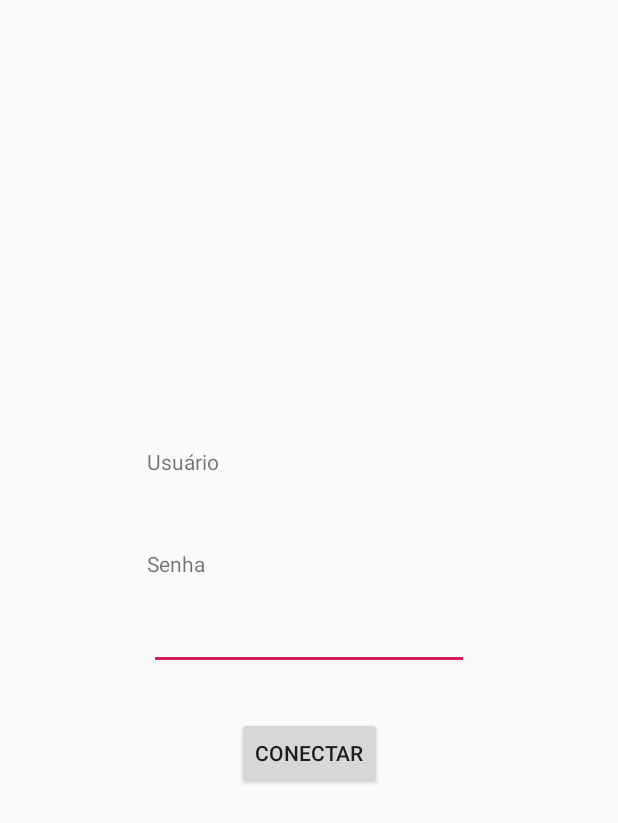
After one commit to Angelin01/Oficinas-3, an Android app: the layout fragment_spotify_connect.xml on its own in the app's theme, with its tools: preview values and no code run, on a phone screen of 412 x 824 dp. The commit adds this screen. Shown: the top 823 px of the screen. Run offline under Robolectric (Android 15) with nearby library versions, the phone set to English and light mode, and no system bars.

Commit message:
Tentando me entender com o Android Studio - criei um botão na tela de Spotify

```diff
--- a/TesseractApp/app/src/main/java/com/tesseract/SpotifyFragment.kt
+++ b/TesseractApp/app/src/main/java/com/tesseract/SpotifyFragment.kt
@@ -3,6 +3,7 @@ package com.tesseract
 import android.os.Bundle
 import android.support.v4.app.Fragment
 import android.view.LayoutInflater
+import android.widget.Button
 import android.view.View
 import android.view.ViewGroup
 
@@ -11,8 +12,15 @@ class SpotifyFragment : Fragment() {
     override fun onCreateView(inflater: LayoutInflater, container: ViewGroup?,
                               savedInstanceState: Bundle?): View? {
         // Inflate the layout for this fragment
-        return inflater.inflate(R.layout.fragment_spotify, container, false)
+        val view: View = inflater.inflate(R.layout.fragment_spotify, container, false)
+        configureButtonConnect(view)
+        return view
     }
 
+    private fun configureButtonConnect(view: View) {
+        val buttonConnectWifi: Button = view.findViewById(R.id.buttonSpotifyConnect)
+        buttonConnectWifi.setOnClickListener {
 
+        }
+    }
 }
--- a/TesseractApp/app/src/main/res/layout/fragment_spotify.xml
+++ b/TesseractApp/app/src/main/res/layout/fragment_spotify.xml
@@ -5,10 +5,17 @@
     android:layout_height="match_parent"
     tools:context=".SpotifyFragment">
 
-    <!-- TODO: Update blank fragment layout -->
     <TextView
         android:layout_width="match_parent"
         android:layout_height="match_parent"
         android:text="Spotify" />
 
+    <Button
+        android:id="@+id/buttonSpotifyConnect"
+        android:layout_width="wrap_content"
+        android:layout_height="wrap_content"
+        android:layout_marginTop="200dp"
+        android:layout_marginStart="100dp"
+        android:text="Conectar ao Spotify"  />
+
 </FrameLayout>
--- /dev/null
+++ b/TesseractApp/app/src/main/res/layout/fragment_spotify_connect.xml
@@ -0,0 +1,79 @@
+<?xml version="1.0" encoding="utf-8"?>
+<FrameLayout xmlns:android="http://schemas.android.com/apk/res/android"
+    xmlns:app="http://schemas.android.com/apk/res-auto"
+    xmlns:tools="http://schemas.android.com/tools"
+    android:layout_width="match_parent"
+    android:layout_height="match_parent"
+    tools:context=".wifi.WifiConnect">
+
+    <android.support.constraint.ConstraintLayout
+        android:layout_width="match_parent"
+        android:layout_height="match_parent">
+
+        <android.support.constraint.ConstraintLayout
+            android:layout_width="248dp"
+            android:layout_height="260dp"
+            app:layout_constraintBottom_toBottomOf="parent"
+            app:layout_constraintEnd_toEndOf="parent"
+            app:layout_constraintStart_toStartOf="parent"
+            app:layout_constraintTop_toTopOf="parent">
+
+            <TextView
+                android:id="@+id/textView8"
+                android:layout_width="wrap_content"
+                android:layout_height="wrap_content"
+                android:layout_marginStart="16dp"
+                android:layout_marginTop="16dp"
+                android:text="Usuário"
+                app:layout_constraintStart_toStartOf="parent"
+                app:layout_constraintTop_toTopOf="parent" />
+
+            <TextView
+                android:id="@+id/textViewWifiName"
+                android:layout_width="wrap_content"
+                android:layout_height="wrap_content"
+                android:layout_marginTop="8dp"
+                android:text=""
+                android:textSize="18sp"
+                app:layout_constraintStart_toStartOf="@+id/textView8"
+                app:layout_constraintTop_toBottomOf="@+id/textView8" />
+
+            <TextView
+                android:id="@+id/textView11"
+                android:layout_width="wrap_content"
+                android:layout_height="wrap_content"
+                android:layout_below="@+id/textViewWifiName"
+                android:layout_alignStart="@+id/textViewWifiName"
+                android:layout_marginTop="16dp"
+                android:text="Senha"
+                app:layout_constraintStart_toStartOf="@+id/textViewWifiName"
+                app:layout_constraintTop_toBottomOf="@+id/textViewWifiName" />
+
+            <EditText
+                android:id="@+id/editTextWifiPassword"
+                android:layout_width="wrap_content"
+                android:layout_height="53dp"
+                android:layout_marginTop="8dp"
+                android:ems="10"
+                android:inputType="textPassword"
+                app:layout_constraintEnd_toEndOf="parent"
+                app:layout_constraintHorizontal_bias="0.058"
+                app:layout_constraintStart_toStartOf="@+id/textView11"
+                app:layout_constraintTop_toBottomOf="@+id/textView11" />
+
+            <Button
+                android:id="@+id/buttonWifiConnect"
+                android:layout_width="wrap_content"
+                android:layout_height="wrap_content"
+                android:layout_marginTop="8dp"
+                android:layout_marginBottom="16dp"
+                android:text="Conectar"
+                app:layout_constraintBottom_toBottomOf="parent"
+                app:layout_constraintEnd_toEndOf="parent"
+                app:layout_constraintStart_toStartOf="parent"
+                app:layout_constraintTop_toBottomOf="@+id/editTextWifiPassword"
+                app:layout_constraintVertical_bias="1.0" />
+
+        </android.support.constraint.ConstraintLayout>
+    </android.support.constraint.ConstraintLayout>
+</FrameLayout>
```
